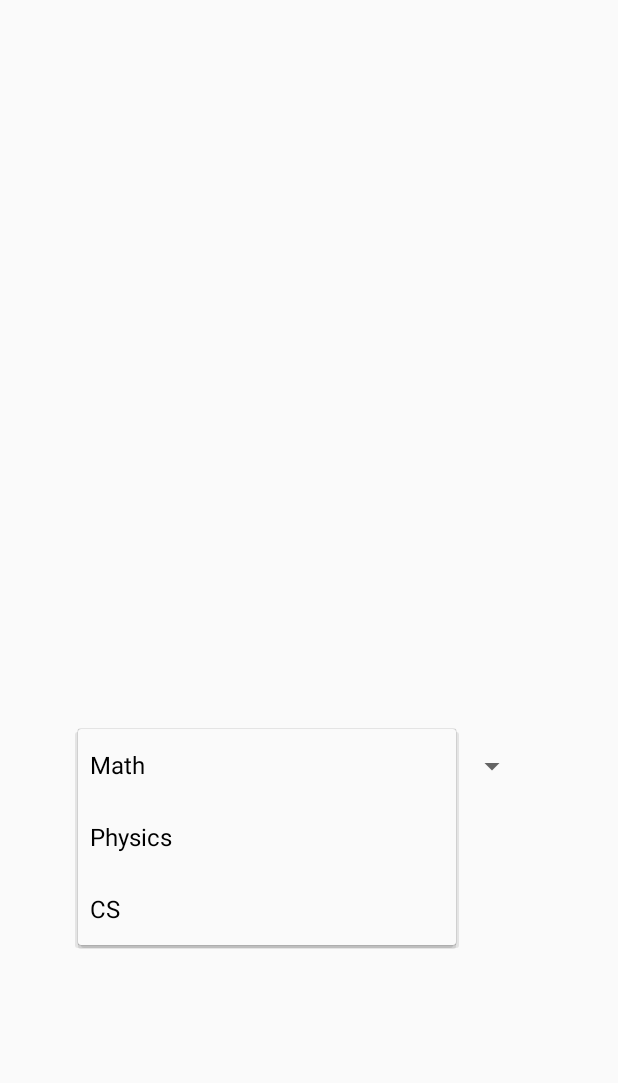
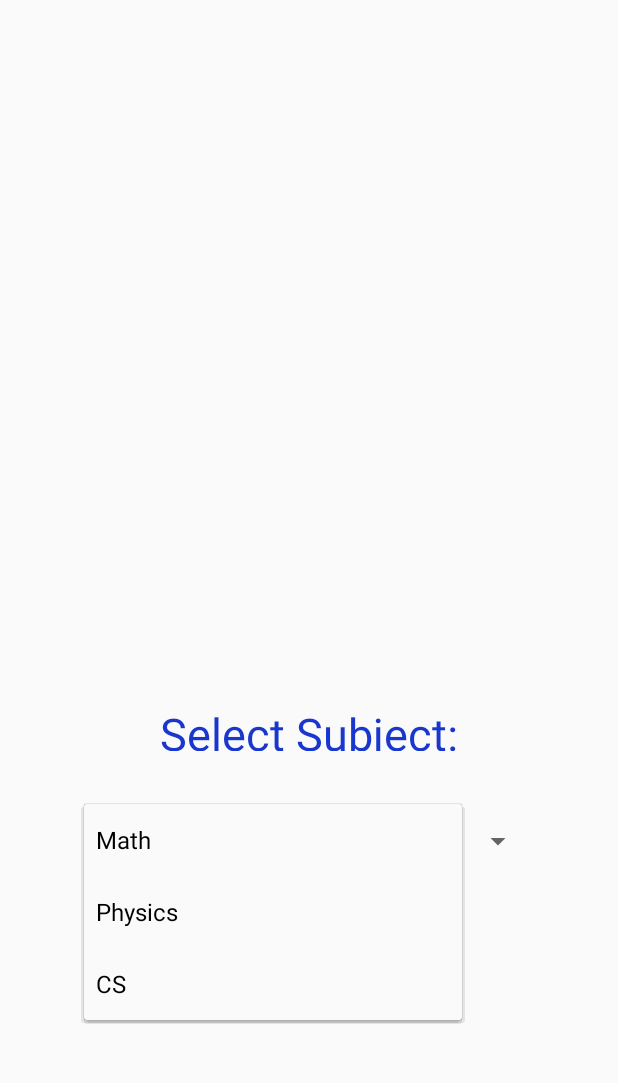
Before and after one commit to kat-avila/WomxnHacks2020, an Android app: the screen it shows after launch (MainActivity), after a tap on "Math", on a phone screen of 412 x 824 dp, the part 57-1140 px from its top. Run offline under Robolectric (Android 15) with nearby library versions, the light colour scheme and no system bars.

Commit message:
Drop down subject list

```diff
--- a/app/src/main/res/layout/activity_main.xml
+++ b/app/src/main/res/layout/activity_main.xml
@@ -43,13 +43,27 @@
         android:layout_marginTop="250dp"
         android:layout_marginEnd="52dp"
         android:layout_marginRight="52dp"
-        android:layout_marginBottom="250dp"
+        android:layout_marginBottom="200dp"
         android:fadingEdge="horizontal|vertical|none"
+        android:gravity="center"
         app:layout_constraintBottom_toBottomOf="parent"
         app:layout_constraintEnd_toEndOf="parent"
-        app:layout_constraintHorizontal_bias="0.0"
         app:layout_constraintStart_toStartOf="parent"
         app:layout_constraintTop_toBottomOf="@+id/toolbar"
         app:layout_constraintVertical_bias="1.0" />
 
+    <TextView
+        android:id="@+id/select_subject"
+        android:layout_width="205dp"
+        android:layout_height="32dp"
+        android:gravity="center"
+        android:text="Select Subject:"
+        android:textColor="#1936CE"
+        android:textSize="30sp"
+        app:layout_constraintBottom_toTopOf="@+id/subject_list"
+        app:layout_constraintEnd_toEndOf="parent"
+        app:layout_constraintStart_toStartOf="parent"
+        app:layout_constraintTop_toBottomOf="@+id/toolbar"
+        app:layout_constraintVertical_bias="0.93" />
+
 </androidx.constraintlayout.widget.ConstraintLayout>
```
